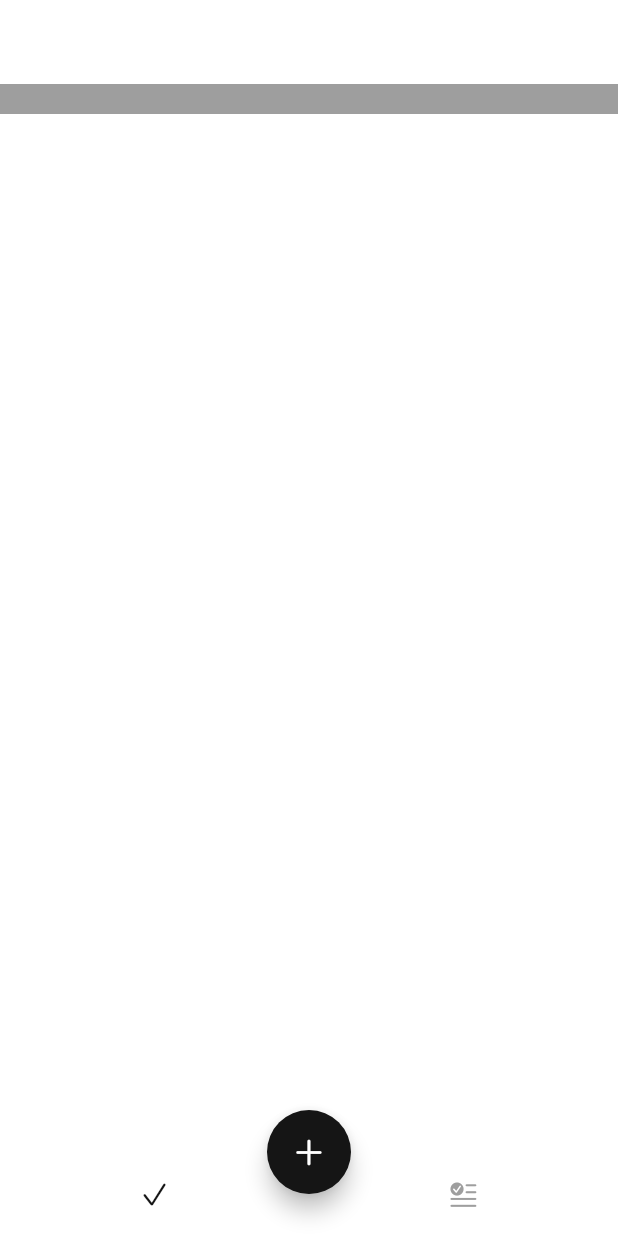
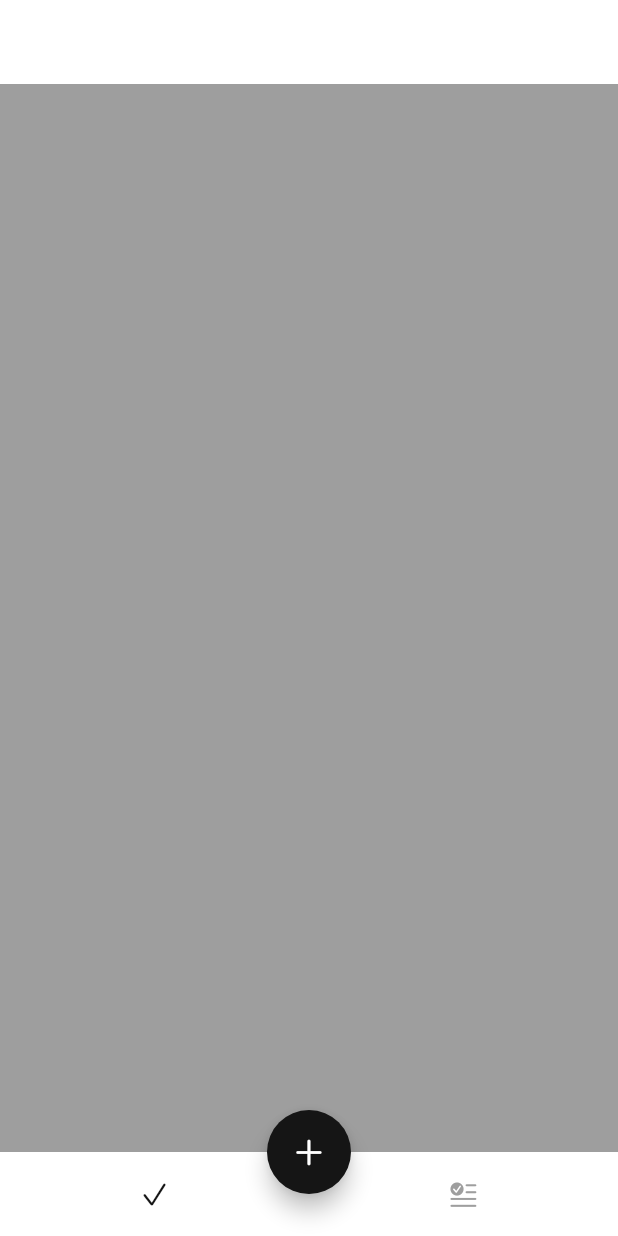
Before and after one commit to Nuri801/medaid, a Flutter app: the screen it shows after launch, on a phone screen of 412 x 824 dp. Run offline on Flutter 3.47's test engine with Material 2 defaults, Android fonts, the phone set to English and light mode, and no system bars; our stand-ins replace image_picker.

```diff
--- a/lib/pages/today/today_page.dart
+++ b/lib/pages/today/today_page.dart
@@ -6,10 +6,6 @@ class TodayPage extends StatelessWidget {
   @override
   Widget build(BuildContext context) {
     return Container(
-      child: Container(
-        color: Colors.grey,
-        height: 20,
-      ),
       color: Colors.grey,
     );
   }
```
